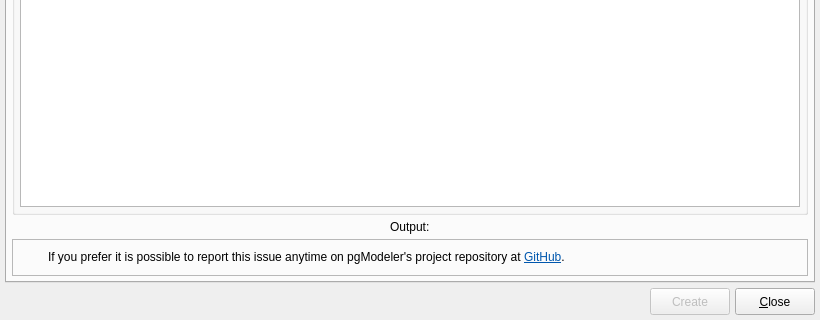
Qt form libs/libgui/ui/tools/bugreportform.ui (maniac787/pgmodeler) before a commit; both pictures show x 0 to 820 and y 493 to 813 of the 820 by 813 pixel window.
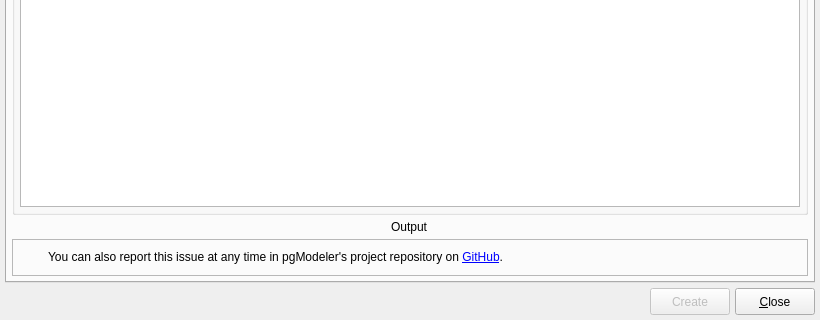
The same form after that commit. Icons and pictures are not drawn.

Commit message: Improve UI consistency and polish Data Grid filter/limit interface

Patch:
```diff
--- a/libs/libgui/ui/tools/bugreportform.ui
+++ b/libs/libgui/ui/tools/bugreportform.ui
@@ -360,7 +360,7 @@
              </sizepolicy>
             </property>
             <property name="text">
-             <string>Output:</string>
+             <string>Output</string>
             </property>
            </widget>
           </item>
@@ -434,7 +434,7 @@
           <item row="0" column="1">
            <widget class="QLabel" name="hint_lbl">
             <property name="text">
-             <string>&lt;html&gt;&lt;head/&gt;&lt;body&gt;&lt;p&gt;If you prefer it is possible to report this issue anytime on pgModeler's project repository at &lt;a href=&quot;http://github.com/pgmodeler/pgmodeler/issues&quot;&gt;&lt;span style=&quot; text-decoration: underline; color:#0057ae;&quot;&gt;GitHub&lt;/span&gt;&lt;/a&gt;. &lt;/p&gt;&lt;/body&gt;&lt;/html&gt;</string>
+             <string>You can also report this issue at any time in pgModeler's project repository on &lt;a href=&quot;https://github.com/pgmodeler/pgmodeler/issues&quot;&gt;GitHub&lt;/a&gt;. </string>
             </property>
             <property name="textFormat">
              <enum>Qt::TextFormat::AutoText</enum>
```
The commit also changes 6 other files.
